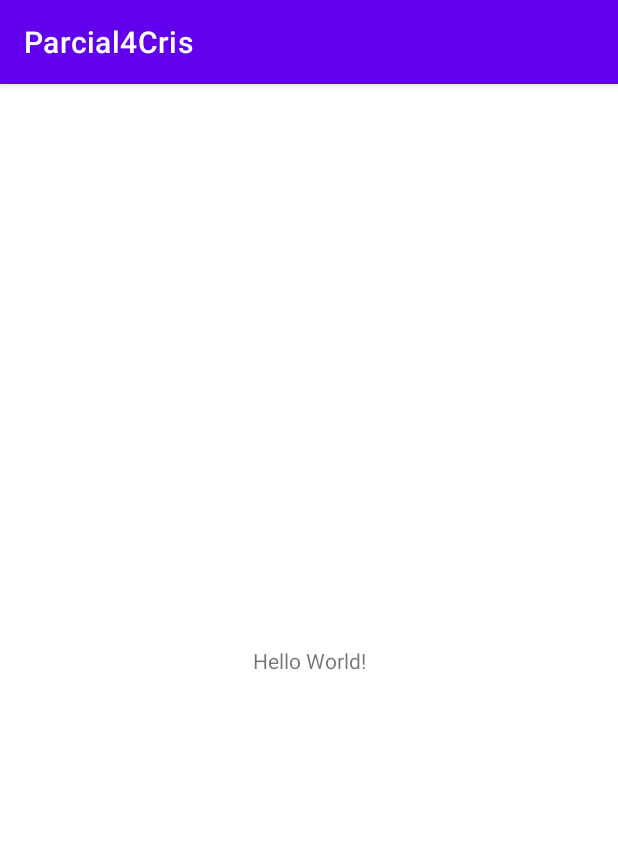
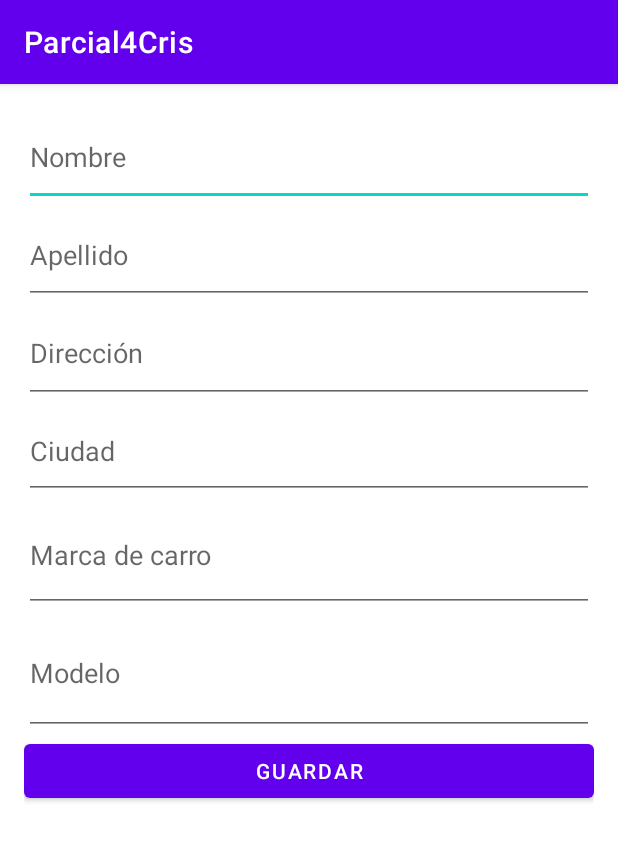
Before and after one commit to cris251442/Parcial4, an Android app: the screen it shows after launch (MainActivity), on a phone screen of 412 x 824 dp. Shown: the top 841 px of the screen. Run offline under Robolectric (Android 15) with nearby library versions, the phone set to English and light mode, and no system bars.

Commit message:
Design
Creating the design for the app.

```diff
--- a/app/src/main/res/layout/activity_main.xml
+++ b/app/src/main/res/layout/activity_main.xml
@@ -1,18 +1,52 @@
 <?xml version="1.0" encoding="utf-8"?>
-<androidx.constraintlayout.widget.ConstraintLayout xmlns:android="http://schemas.android.com/apk/res/android"
-    xmlns:app="http://schemas.android.com/apk/res-auto"
+<LinearLayout xmlns:android="http://schemas.android.com/apk/res/android"
     xmlns:tools="http://schemas.android.com/tools"
     android:layout_width="match_parent"
     android:layout_height="match_parent"
+    android:orientation="vertical"
+    android:padding="16dp"
     tools:context=".MainActivity">
 
-    <TextView
-        android:layout_width="wrap_content"
+    <EditText
+        android:id="@+id/editTextNombre"
+        android:layout_width="match_parent"
+        android:layout_height="65dp"
+        android:hint="Nombre" />
+
+    <EditText
+        android:id="@+id/editTextApellido"
+        android:layout_width="match_parent"
+        android:layout_height="65dp"
+        android:hint="Apellido" />
+
+    <EditText
+        android:id="@+id/editTextDireccion"
+        android:layout_width="match_parent"
+        android:layout_height="66dp"
+        android:hint="Dirección" />
+
+    <EditText
+        android:id="@+id/editTextCiudad"
+        android:layout_width="match_parent"
+        android:layout_height="64dp"
+        android:hint="Ciudad" />
+
+    <EditText
+        android:id="@+id/editTextMarcaCarro"
+        android:layout_width="match_parent"
+        android:layout_height="75dp"
+        android:hint="Marca de carro" />
+
+    <EditText
+        android:id="@+id/editTextModelo"
+        android:layout_width="match_parent"
+        android:layout_height="82dp"
+        android:hint="Modelo" />
+
+    <Button
+        android:id="@+id/buttonGuardar"
+        android:layout_width="match_parent"
         android:layout_height="wrap_content"
-        android:text="Hello World!"
-        app:layout_constraintBottom_toBottomOf="parent"
-        app:layout_constraintEnd_toEndOf="parent"
-        app:layout_constraintStart_toStartOf="parent"
-        app:layout_constraintTop_toTopOf="parent" />
+        android:text="Guardar" />
 
-</androidx.constraintlayout.widget.ConstraintLayout>
+</LinearLayout>
```
